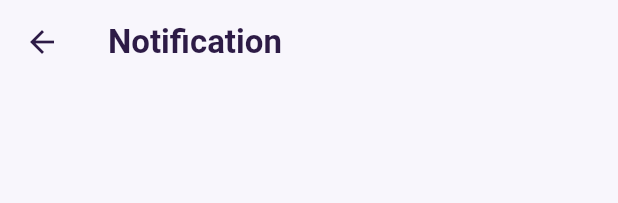
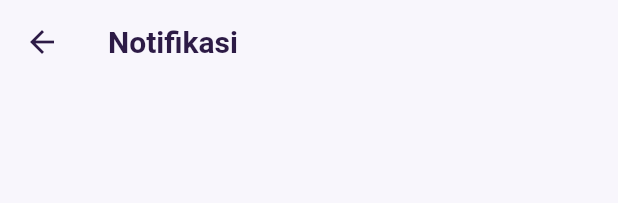
Before and after one commit to FeliciaFrederica/myFTI-App, a Flutter app: the NotificationBellButton widget shown alone on an empty page, opened directly, after a tap on the "notifications none" icon, on a phone screen of 412 x 824 dp. Shown: the top 203 px of the screen. Run offline on Flutter 3.47's test engine with Material 3 defaults, Android fonts, the phone set to English and light mode, and no system bars; our stand-ins replace flutter_local_notifications, image_picker, shared_preferences; accounts and stored records are empty; network calls fail.

Commit message:
feat(notification): add mark all as read

```diff
--- a/myfti_app/lib/src/features/notification/pages/notification_page.dart
+++ b/myfti_app/lib/src/features/notification/pages/notification_page.dart
@@ -379,9 +379,7 @@ class _NotificationPageState extends State<NotificationPage> {
     });
 
     try {
-      await Future.wait(
-        unreadItems.map((n) => NotificationService.markAsRead(n.id)),
-      );
+      await NotificationService.markAllAsRead();
     } catch (e) {
       if (!mounted) return;
       ScaffoldMessenger.of(context).showSnackBar(
@@ -503,13 +501,16 @@ class _NotificationPageState extends State<NotificationPage> {
       backgroundColor: AppColors.background,
       appBar: AppBar(
         title: const Text(
-          'Notification',
+          'Notifikasi',
           style: TextStyle(
             color: AppColors.text,
+            fontSize: 20,
             fontWeight: FontWeight.bold,
           ),
         ),
         backgroundColor: AppColors.background,
+        surfaceTintColor: Colors.transparent,
+        scrolledUnderElevation: 0,
         elevation: 0,
         iconTheme: const IconThemeData(color: AppColors.text),
         actions: [
@@ -567,10 +568,13 @@ class _NotificationPageState extends State<NotificationPage> {
           const SizedBox(width: 4),
         ],
       ),
-      body: RefreshIndicator(
-        color: AppColors.primary,
-        onRefresh: _load,
-        child: _buildBody(),
+      body: SafeArea(
+        top: false,
+        child: RefreshIndicator(
+          color: AppColors.primary,
+          onRefresh: _load,
+          child: _buildBody(),
+        ),
       ),
     );
   }
--- a/myfti_app/lib/src/features/notification/widgets/notification_bell_button.dart
+++ b/myfti_app/lib/src/features/notification/widgets/notification_bell_button.dart
@@ -80,7 +80,7 @@ class _NotificationBellButtonState extends State<NotificationBellButton>
   Widget build(BuildContext context) {
     return IconButton(
       onPressed: _openNotifications,
-      tooltip: 'Notification',
+      tooltip: 'Notifikasi',
       icon: Stack(
         clipBehavior: Clip.none,
         children: [
```
Also changed, not shown: myfti_app/lib/src/features/notification/services/notification_service.dart (+20 -0 lines), 3 other files.
